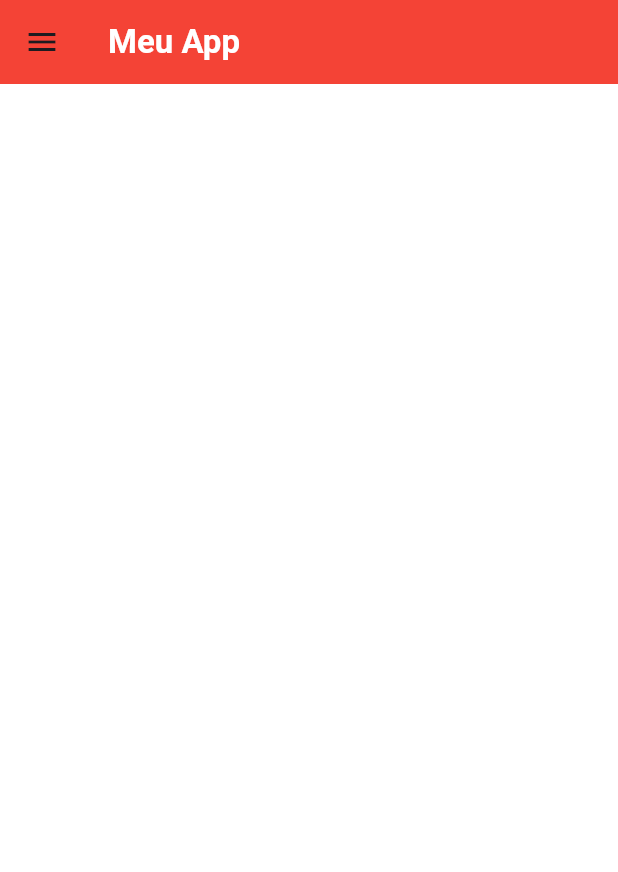
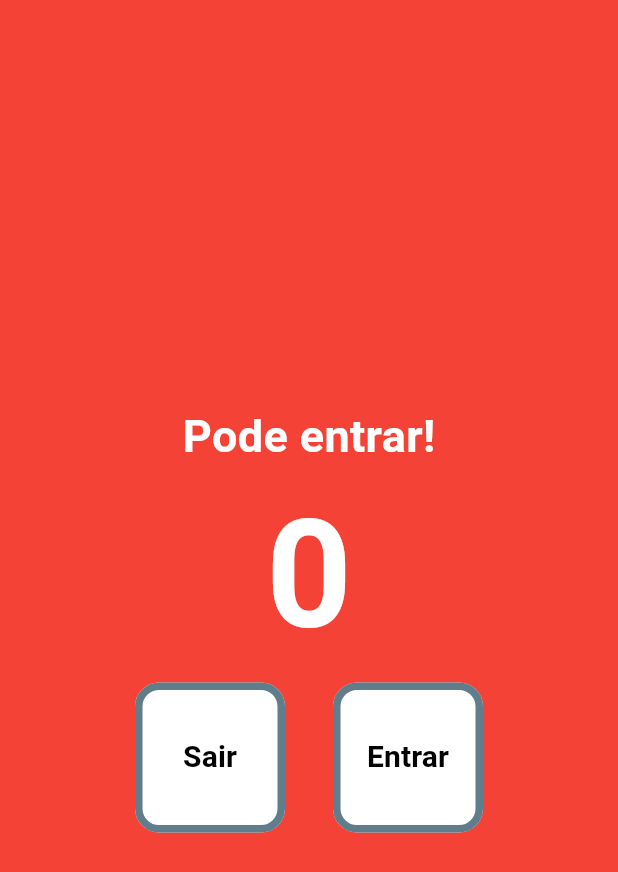
Before and after one commit to zecacorreia/aula-flutter, a Flutter app: the screen it shows after launch, on a phone screen of 412 x 824 dp. Shown: the top 872 px of the screen. Run offline on Flutter 3.47's test engine with Material 3 defaults, Android fonts, the phone set to English and light mode, and no system bars; missing offline and left inert: dart:html.

Commit message:
Update main.dart

```diff
--- a/lib/main.dart
+++ b/lib/main.dart
@@ -1,3 +1,5 @@
+// ignore_for_file: avoid_print
+
 import 'dart:html';
 
 import 'package:flutter/material.dart';
@@ -20,22 +22,90 @@ class MyApp extends StatelessWidget {
 class HomePage extends StatelessWidget {
   const HomePage({Key? key}) : super(key: key);
 
+  void decrement() {
+    print("Decrement");
+  }
+
+  void increment() {
+    print("Increment");
+  }
+
   @override
   Widget build(BuildContext context) {
     return Scaffold(
-      backgroundColor: Colors.white70,
-      appBar: AppBar(
-        backgroundColor: Colors.red,
-        title: const Text(
-          "Meu App",
-          style: TextStyle(
-            color: Colors.white,
-            fontWeight: FontWeight.bold,
+      backgroundColor: Colors.red,
+      body: Column(
+        mainAxisAlignment: MainAxisAlignment.center,
+        children: [
+          const Text(
+            "Pode entrar!",
+            style: TextStyle(
+              color: Colors.white,
+              fontWeight: FontWeight.w600,
+              fontSize: 30,
+            ),
           ),
-        ),
-      ),
-      drawer: Drawer(
-        backgroundColor: Colors.red,
+          const Text(
+            "0",
+            style: TextStyle(
+              color: Colors.white,
+              fontWeight: FontWeight.w600,
+              fontSize: 100,
+            ),
+          ),
+          Row(
+            mainAxisAlignment: MainAxisAlignment.center,
+            children: [
+              TextButton(
+                onPressed: decrement,
+                style: TextButton.styleFrom(
+                  backgroundColor: Colors.white,
+                  foregroundColor: Colors.black,
+                  fixedSize: const Size(100, 100),
+                  shape: RoundedRectangleBorder(
+                    side: const BorderSide(
+                      color: Colors.blueGrey,
+                      width: 5,
+                    ),
+                    borderRadius: BorderRadius.circular(16),
+                  ),
+                ),
+                child: const Text(
+                  "Sair",
+                  style: TextStyle(
+                    color: Colors.black,
+                    fontWeight: FontWeight.w600,
+                    fontSize: 20,
+                  ),
+                ),
+              ),
+              const SizedBox(width: 32),
+              TextButton(
+                onPressed: increment,
+                style: TextButton.styleFrom(
+                  backgroundColor: Colors.white,
+                  foregroundColor: Colors.black,
+                  fixedSize: const Size(100, 100),
+                  shape: RoundedRectangleBorder(
+                    side: const BorderSide(
+                      color: Colors.blueGrey,
+                      width: 5,
+                    ),
+                    borderRadius: BorderRadius.circular(16),
+                  ),
+                ),
+                child: const Text(
+                  "Entrar",
+                  style: TextStyle(
+                    color: Colors.black,
+                    fontWeight: FontWeight.w600,
+                    fontSize: 20,
+                  ),
+                ),
+              ),
+            ],
+          ),
+        ],
       ),
     );
   }
```
